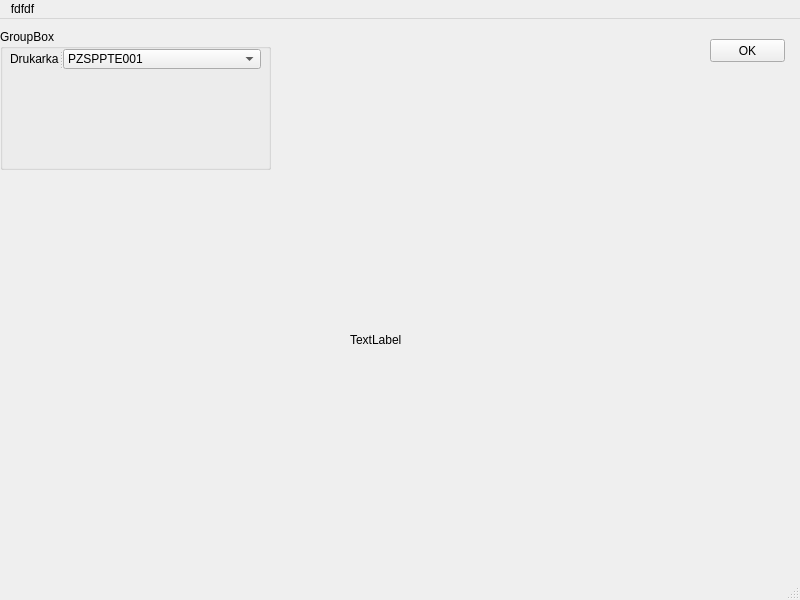
First picture: the form in untitled.ui, repository Krendzel/Py_ZPL_Label_Printer, before the edit.
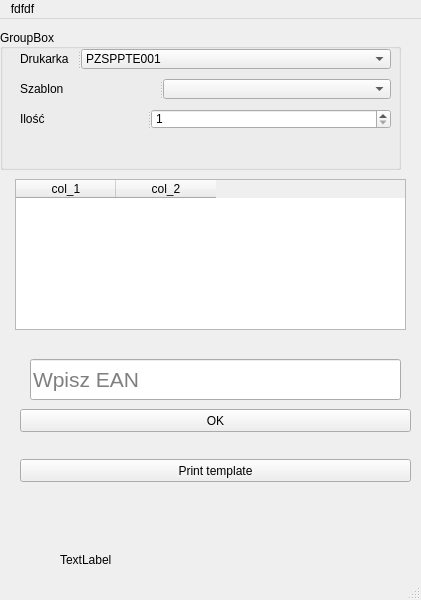
Second picture: the form after the edit.

Commit message: add zebra support print

```diff
--- a/untitled.ui
+++ b/untitled.ui
@@ -6,7 +6,7 @@
    <rect>
     <x>0</x>
     <y>0</y>
-    <width>800</width>
+    <width>421</width>
     <height>600</height>
    </rect>
   </property>
@@ -19,26 +19,32 @@
      <rect>
       <x>0</x>
       <y>10</y>
-      <width>271</width>
+      <width>401</width>
       <height>141</height>
      </rect>
     </property>
+    <property name="layoutDirection">
+     <enum>Qt::LeftToRight</enum>
+    </property>
     <property name="title">
      <string>GroupBox</string>
     </property>
+    <property name="alignment">
+     <set>Qt::AlignLeading|Qt::AlignLeft|Qt::AlignVCenter</set>
+    </property>
     <widget class="QSplitter" name="splitter">
      <property name="geometry">
       <rect>
-       <x>10</x>
+       <x>20</x>
        <y>20</y>
-       <width>251</width>
+       <width>371</width>
        <height>20</height>
       </rect>
      </property>
      <property name="orientation">
       <enum>Qt::Horizontal</enum>
      </property>
-     <widget class="QLabel" name="label">
+     <widget class="QLabel" name="printer_label">
       <property name="text">
        <string>Drukarka</string>
       </property>
@@ -67,13 +73,65 @@
       </item>
      </widget>
     </widget>
+    <widget class="QSplitter" name="template_2">
+     <property name="geometry">
+      <rect>
+       <x>20</x>
+       <y>50</y>
+       <width>371</width>
+       <height>20</height>
+      </rect>
+     </property>
+     <property name="orientation">
+      <enum>Qt::Horizontal</enum>
+     </property>
+     <widget class="QLabel" name="template_label">
+      <property name="text">
+       <string>Szablon</string>
+      </property>
+     </widget>
+     <widget class="QComboBox" name="template_select">
+      <property name="sizePolicy">
+       <sizepolicy hsizetype="Preferred" vsizetype="Fixed">
+        <horstretch>0</horstretch>
+        <verstretch>0</verstretch>
+       </sizepolicy>
+      </property>
+     </widget>
+    </widget>
+    <widget class="QSplitter" name="qty">
+     <property name="geometry">
+      <rect>
+       <x>20</x>
+       <y>80</y>
+       <width>371</width>
+       <height>20</height>
+      </rect>
+     </property>
+     <property name="orientation">
+      <enum>Qt::Horizontal</enum>
+     </property>
+     <widget class="QLabel" name="qty_label">
+      <property name="text">
+       <string>Ilość</string>
+      </property>
+     </widget>
+     <widget class="QSpinBox" name="qty_input">
+      <property name="minimum">
+       <number>1</number>
+      </property>
+      <property name="maximum">
+       <number>250</number>
+      </property>
+     </widget>
+    </widget>
    </widget>
    <widget class="QPushButton" name="pushButton">
     <property name="geometry">
      <rect>
-      <x>710</x>
-      <y>20</y>
-      <width>75</width>
+      <x>20</x>
+      <y>390</y>
+      <width>391</width>
       <height>23</height>
      </rect>
     </property>
@@ -81,12 +139,12 @@
      <string>OK</string>
     </property>
    </widget>
-   <widget class="QLabel" name="label_2">
+   <widget class="QLabel" name="label">
     <property name="geometry">
      <rect>
-      <x>350</x>
-      <y>300</y>
-      <width>141</width>
+      <x>60</x>
+      <y>520</y>
+      <width>261</width>
       <height>41</height>
      </rect>
     </property>
@@ -94,13 +152,67 @@
      <string>TextLabel</string>
     </property>
    </widget>
+   <widget class="QPushButton" name="print_template_btn">
+    <property name="geometry">
+     <rect>
+      <x>20</x>
+      <y>440</y>
+      <width>391</width>
+      <height>23</height>
+     </rect>
+    </property>
+    <property name="text">
+     <string>Print template</string>
+    </property>
+   </widget>
+   <widget class="QLineEdit" name="ean_input">
+    <property name="geometry">
+     <rect>
+      <x>30</x>
+      <y>340</y>
+      <width>371</width>
+      <height>41</height>
+     </rect>
+    </property>
+    <property name="font">
+     <font>
+      <pointsize>16</pointsize>
+     </font>
+    </property>
+    <property name="inputMethodHints">
+     <set>Qt::ImhNone</set>
+    </property>
+    <property name="placeholderText">
+     <string>Wpisz EAN</string>
+    </property>
+   </widget>
+   <widget class="QTableWidget" name="tableWidget">
+    <property name="geometry">
+     <rect>
+      <x>15</x>
+      <y>160</y>
+      <width>391</width>
+      <height>151</height>
+     </rect>
+    </property>
+    <column>
+     <property name="text">
+      <string>col_1</string>
+     </property>
+    </column>
+    <column>
+     <property name="text">
+      <string>col_2</string>
+     </property>
+    </column>
+   </widget>
   </widget>
   <widget class="QMenuBar" name="menubar">
    <property name="geometry">
     <rect>
      <x>0</x>
      <y>0</y>
-     <width>800</width>
+     <width>421</width>
      <height>21</height>
     </rect>
    </property>
```
The commit also changes 4 other files.
